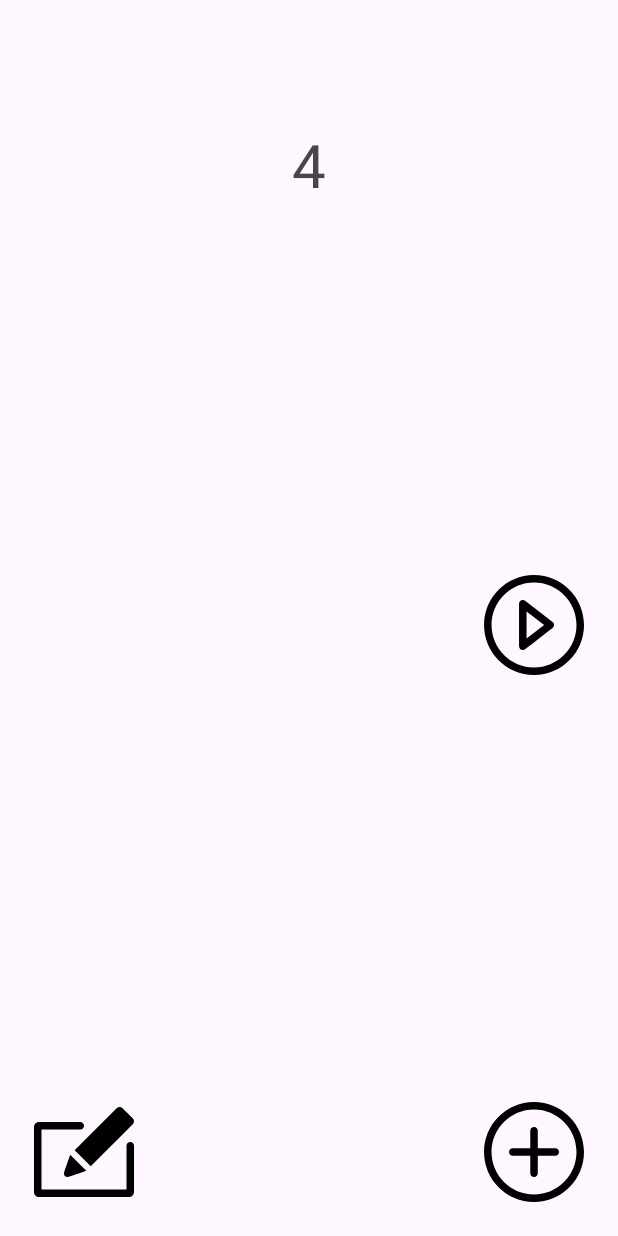
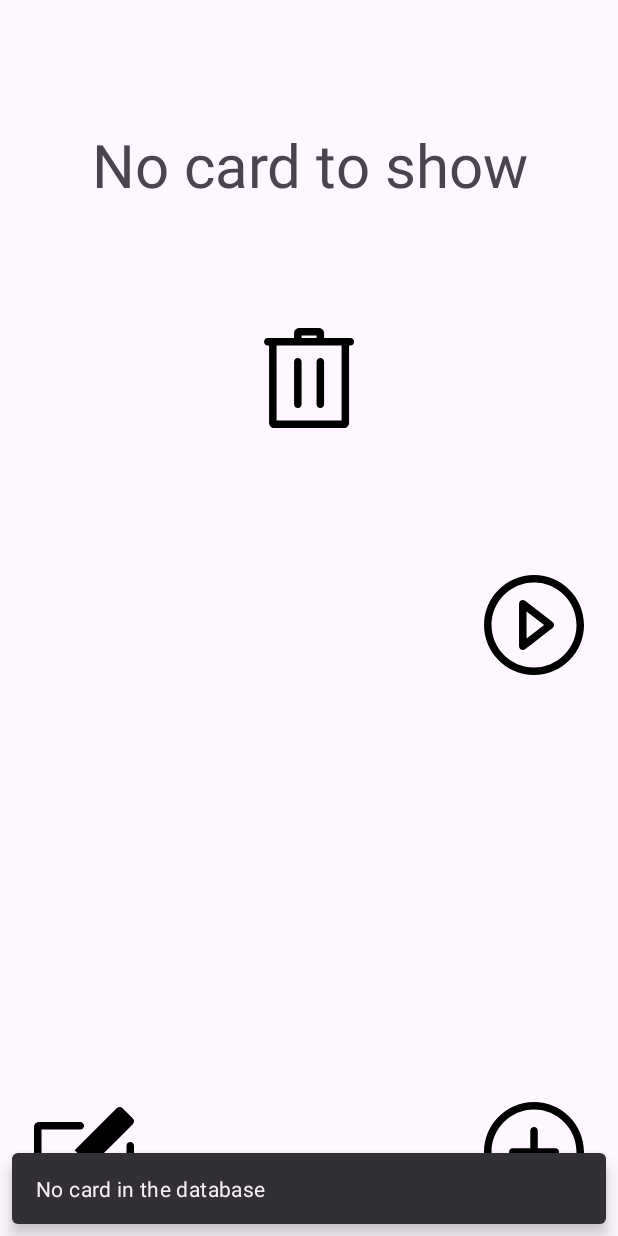
Before and after one commit to samm1735/FlashcardApp, an Android app: the screen it shows after launch (MainActivity), after a tap on an icon or button, on a phone screen of 412 x 824 dp. Run offline under Robolectric (Android 15) with nearby library versions, the phone set to English and light mode, and no system bars; our stand-ins replace Room's generated code; 1 other tap on this screen came first.

Commit message:
Completed the first optional Task for Lab 3 : User can delete a card and see the next one if there is. They get redirected to the first one if there isn't. They get a message if they deleted the last card there was

```diff
--- a/app/src/main/java/com/example/app2/MainActivity.kt
+++ b/app/src/main/java/com/example/app2/MainActivity.kt
@@ -19,6 +19,8 @@ class MainActivity : AppCompatActivity() {
 
     var allFlashcards = mutableListOf<Flashcard>()
 
+    var cardToDelete:Flashcard? = null //Might use this for the optional task of deleting a card
+
 
 
     override fun onCreate(savedInstanceState: Bundle?) {
@@ -31,9 +33,9 @@ class MainActivity : AppCompatActivity() {
 
         var currentCardDisplayedIndex: Int = 0
 
+
         if (allFlashcards.size > 0) {
-            findViewById<TextView>(R.id.flashcard_question).text = allFlashcards[currentCardDisplayedIndex].question
-            findViewById<TextView>(R.id.flashcard_answer).text = allFlashcards[currentCardDisplayedIndex].answer
+            displayTheCards(currentCardDisplayedIndex)
         }
 
 
@@ -44,10 +46,53 @@ class MainActivity : AppCompatActivity() {
 
         val next_card_button = findViewById<View>(R.id.next_card_button)
 
+        val delete_card_button = findViewById<View>(R.id.delete_card_button)
+
+        delete_card_button.setOnClickListener {
+            //Delete the card
+            val flashcardToDeleteQuestion = flashcard_question.text.toString()
+
+            flashcardDatabase.deleteCard(flashcardToDeleteQuestion)
+            allFlashcards = flashcardDatabase.getAllCards().toMutableList()
+
+            //Update what we see
+            if(allFlashcards.isEmpty()){
+                //Dans ce cas il n'ya plus de card dans la base de donnees
+                Snackbar.make(
+                    findViewById<TextView>(R.id.flashcard_question), // This should be the TextView for displaying your flashcard question
+                    "There's no card in your database",
+                    Snackbar.LENGTH_SHORT)
+                    .show()
+                flashcard_question.text = "No card to show"
+            }
+            else{
+
+                if(currentCardDisplayedIndex + 1 >= allFlashcards.size){
+                    //Il y a des card dans la BDD mais nous sommes a la fin de la liste
+                    //Nous evitons d'etre Out of Bounds
+
+                    currentCardDisplayedIndex = 0
+                    displayTheCards(currentCardDisplayedIndex)
+                }
+                else{
+                    //Nous pouvons afficher le next card en utilisant le meme index car il a pris la place de celui d'avant
+
+                    displayTheCards(currentCardDisplayedIndex)
+                }
+
+
+            }
+        }
+
         next_card_button.setOnClickListener {
             // don't try to go to next card if you have no cards to begin with
-            if (allFlashcards.size == 0) {
+            if (allFlashcards.isEmpty()) {
                 // return here, so that the rest of the code in this onClickListener doesn't execute
+                Snackbar.make(
+                    findViewById<TextView>(R.id.flashcard_question), // This should be the TextView for displaying your flashcard question
+                    "No card in the database",
+                    Snackbar.LENGTH_SHORT)
+                    .show()
                 return@setOnClickListener
             }
 
@@ -69,8 +114,8 @@ class MainActivity : AppCompatActivity() {
             allFlashcards = flashcardDatabase.getAllCards().toMutableList()
             val (question, answer) = allFlashcards[currentCardDisplayedIndex]
 
-            findViewById<TextView>(R.id.flashcard_answer).text = answer
-            findViewById<TextView>(R.id.flashcard_question).text = question
+            displayTheCards(currentCardDisplayedIndex)
+
         }
 
 
@@ -102,8 +147,8 @@ class MainActivity : AppCompatActivity() {
                 val new_card_answer_1 = data.getStringExtra("new_card_answer_1")
 
 //                Ajout sur l'écran de la nouvelle question et de sa réponse
-                flashcard_question.text = new_card_question
-                flashcard_answer.text = new_card_answer_1
+//                flashcard_question.text = new_card_question
+//                flashcard_answer.text = new_card_answer_1
 
 //                Affichage d'un snackbar pour donner du feeback a l'utilisateur
                 Snackbar.make(flashcard_question, "Card created successfully", Snackbar.LENGTH_SHORT).show()
@@ -112,6 +157,12 @@ class MainActivity : AppCompatActivity() {
 //                Ajout sur dans la base de données de la nouvelle question et de sa réponse
                     flashcardDatabase.insertCard(Flashcard(new_card_question.toString(), new_card_answer_1.toString()))
                     allFlashcards = flashcardDatabase.getAllCards().toMutableList()
+
+                    //update the current display index so we don't have a bug with the delete functionaity
+                    currentCardDisplayedIndex = allFlashcards.size - 1
+
+                    //                Ajout sur l'écran de la nouvelle question et de sa réponse
+                    displayTheCards(currentCardDisplayedIndex)
 
 //                Affichage d'un snackbar pour tester si db persistence failed
                     Snackbar.make(flashcard_question, "Card successfully added to the database", Snackbar.LENGTH_SHORT).show()
@@ -217,4 +268,12 @@ class MainActivity : AppCompatActivity() {
 
 
     }
+
+    fun displayTheCards(currentIndex:Int){
+
+        findViewById<TextView>(R.id.flashcard_question).text = allFlashcards[currentIndex].question
+        findViewById<TextView>(R.id.flashcard_answer).text = allFlashcards[currentIndex].answer
+
+        //allFlashcards.size
+    }
 }
--- /dev/null
+++ b/app/src/main/res/drawable/iconmonstr_trash_can_lined.xml
@@ -0,0 +1,11 @@
+<vector xmlns:android="http://schemas.android.com/apk/res/android"
+    android:width="24dp"
+    android:height="24dp"
+    android:viewportWidth="24"
+    android:viewportHeight="24">
+  <path
+      android:fillColor="#FF000000"
+      android:pathData="m4.015,5.494h-0.253c-0.413,0 -0.747,-0.335 -0.747,-0.747s0.334,-0.747 0.747,-0.747h5.253v-1c0,-0.535 0.474,-1 1,-1h4c0.526,0 1,0.465 1,1v1h5.254c0.412,0 0.746,0.335 0.746,0.747s-0.334,0.747 -0.746,0.747h-0.254v15.435c0,0.591 -0.448,1.071 -1,1.071 -2.873,0 -11.127,0 -14,0 -0.552,0 -1,-0.48 -1,-1.071zM18.515,5.494h-13v15.006h13zM14.265,8c-0.414,0 -0.75,0.336 -0.75,0.75v8.5c0,0.414 0.336,0.75 0.75,0.75s0.75,-0.336 0.75,-0.75v-8.5c0,-0.414 -0.336,-0.75 -0.75,-0.75zM9.765,8c-0.414,0 -0.75,0.336 -0.75,0.75v8.5c0,0.414 0.336,0.75 0.75,0.75s0.75,-0.336 0.75,-0.75v-8.5c0,-0.414 -0.336,-0.75 -0.75,-0.75zM13.515,4v-0.5h-3v0.5z"
+      android:strokeLineJoin="round"
+      android:fillType="nonZero"/>
+</vector>
--- a/app/src/main/res/layout/activity_main.xml
+++ b/app/src/main/res/layout/activity_main.xml
@@ -19,7 +19,7 @@
         android:id="@+id/flashcard_question"
         android:layout_width="match_parent"
         android:layout_height="200dp"
-        android:text="2 + 2 = ? "
+        android:text="No card to show"
         android:paddingHorizontal="20dp"
         android:paddingVertical="15dp"
         android:gravity="center"
@@ -33,7 +33,7 @@
         android:id="@+id/flashcard_answer"
         android:layout_width="match_parent"
         android:layout_height="200dp"
-        android:text="4"
+        android:text=""
         android:paddingHorizontal="20dp"
         android:paddingVertical="15dp"
         android:gravity="center"
@@ -76,14 +76,21 @@
         android:layout_marginEnd="16dp"
         />
 
+    <ImageView
+        android:id="@+id/delete_card_button"
+        android:layout_width="80dp"
+        android:layout_height="80dp"
+        android:layout_below="@+id/flashcard_question"
+        android:layout_alignParentEnd="true"
+
+        android:layout_centerVertical="true"
+
+        android:layout_marginTop="2dp"
+        android:layout_marginEnd="166dp"
+        android:src="@drawable/iconmonstr_trash_can_lined" />
 
 
-
-
-
-
-
-<!--    <RelativeLayout-->
+    <!--    <RelativeLayout-->
 <!--        android:id="@+id/flashcard_answers"-->
 <!--        android:layout_width="match_parent"-->
 <!--        android:layout_height="350dp"-->
```
